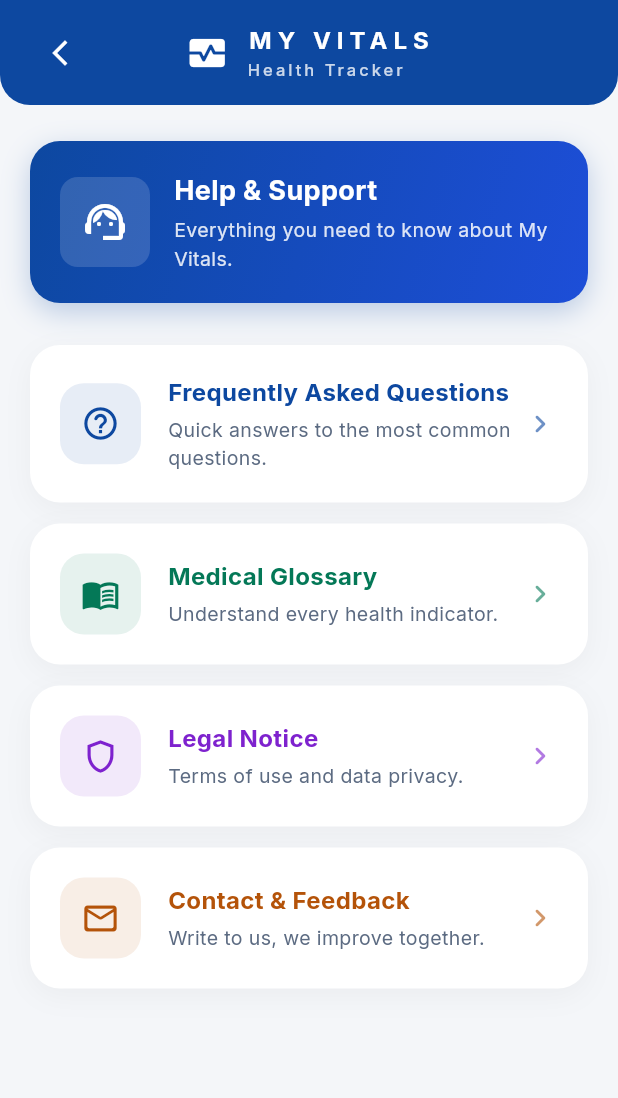
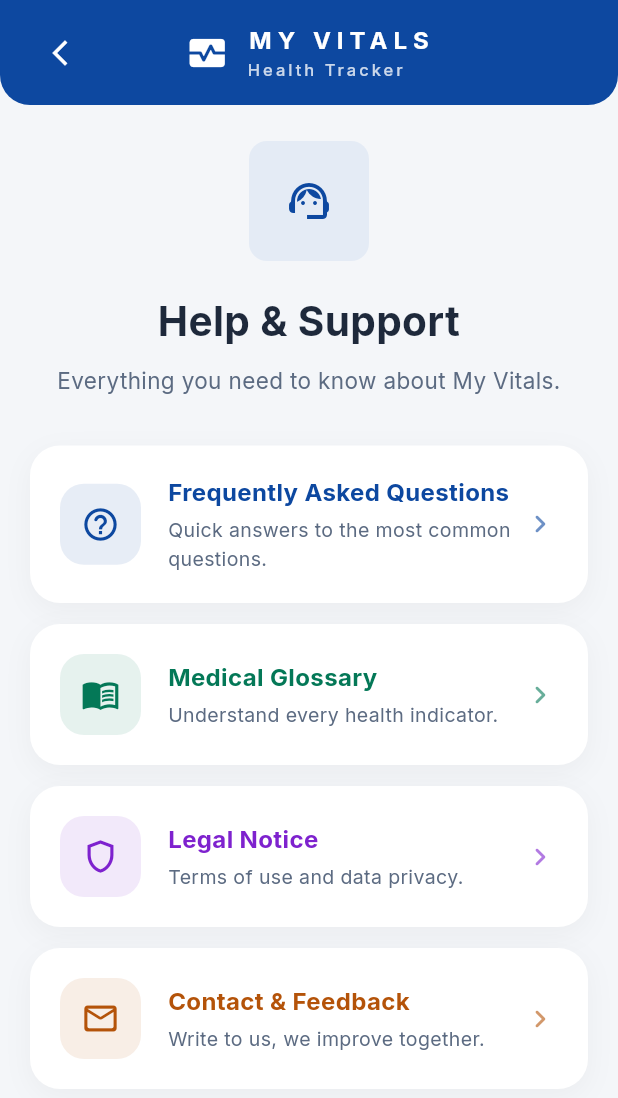
Before and after one commit to yesithv/healthtracker-app, a Flutter app: the HelpSupportScreen screen opened by its route, on a phone screen of 412 x 824 dp. Shown: the top 1098 px of the screen. Run offline on Flutter 3.47's test engine with Material 3 defaults, Android fonts, the phone set to English and light mode, and no system bars; our stand-ins replace csv, file_picker, fl_chart, flutter_local_notifications, flutter_timezone, go_router and 9 more; accounts and stored records are empty; project files that could hold a hidden picture were left out.

Commit message:
Unificar encabezado de submenús de Perfil con widget reutilizable
Extrae el bloque de encabezado (ícono redondo + título + descripción
centrados) de SettingsPageLayout a un nuevo widget reutilizable
SettingsPageHeader, y hace que SettingsPageLayout lo componga para no
duplicar el maquetado.

Aplica ese encabezado a los submenús de Perfil que no seguían el patrón
(barra superior con el nombre de la app + canvas con ícono/título/
descripción/opciones):

- Cuentas y sincronización: añade el encabezado y elimina el título en
  negrita alineado a la izquierda.
- Dispositivo de medición: reemplaza el AppBar plano (que mostraba el
  nombre de la pantalla) por SecondaryAppBar y añade el encabezado.
- Metas de salud, Copia de datos y Ayuda y soporte: añaden el encabezado
  centrado (Ayuda sustituye su tarjeta hero con degradado).

Agrega las claves de traducción accountSyncDescription,
deviceScreenDescription y goalsScreenDescription en los cinco idiomas
(en, es, de, it, pt) y regenera las localizaciones.

Co-Authored-By: Claude Opus 4.8 <noreply@anthropic.com>
Claude-Session: https://claude.ai/code/session_01MZiCYFoWmno9Crwdda3UKT

```diff
--- /dev/null
+++ b/lib/core/widgets/settings_page_header.dart
@@ -0,0 +1,60 @@
+import 'package:flutter/material.dart';
+import 'package:myvitals_healthtracker_app/core/theme/theme_context.dart';
+import 'package:myvitals_healthtracker_app/core/widgets/icon_badge.dart';
+
+/// EL ENCABEZADO COMÚN de una pantalla de submenú: ícono redondo centrado,
+/// título y descripción. Es el bloque que abre casi todas las pantallas de
+/// Perfil, así que vive en un solo sitio y se reutiliza en todas partes.
+///
+/// `SettingsPageLayout` lo compone para las pantallas con botón «Guardar», y
+/// las pantallas tipo hub (cuenta, dispositivo, metas, copia, ayuda) lo usan
+/// directamente encima de su contenido, sin repetir el maquetado.
+///
+/// El [title] y la [description] llegan ya localizados por quien lo usa (igual
+/// que en `SettingsPageLayout`), para no atar el widget a una clave concreta.
+class SettingsPageHeader extends StatelessWidget {
+  final IconData icon;
+  final String title;
+  final String description;
+
+  const SettingsPageHeader({
+    super.key,
+    required this.icon,
+    required this.title,
+    required this.description,
+  });
+
+  @override
+  Widget build(BuildContext context) {
+    final theme = Theme.of(context);
+    final surfaces = theme.surfaces;
+
+    return Column(
+      // Centrado como en SettingsPageLayout. El texto descriptivo ocupa el
+      // ancho disponible, así que el bloque queda centrado aunque el padre
+      // alinee su contenido a la izquierda (p. ej. Metas de salud).
+      children: [
+        // El ICONO es el mismo en todos los temas; sólo cambia su vestido.
+        IconBadge(
+          icon,
+          color: surfaces.brand,
+          background: surfaces.selection,
+          size: 80,
+          iconSize: 32,
+        ),
+        const SizedBox(height: 24),
+        Text(
+          title,
+          textAlign: TextAlign.center,
+          style: theme.type.screenTitle,
+        ),
+        const SizedBox(height: 12),
+        Text(
+          description,
+          textAlign: TextAlign.center,
+          style: theme.type.body,
+        ),
+      ],
+    );
+  }
+}
--- a/lib/features/profile/presentation/screens/help_support_screen.dart
+++ b/lib/features/profile/presentation/screens/help_support_screen.dart
@@ -4,6 +4,7 @@ import 'package:myvitals_healthtracker_app/core/theme/tokens/content_palette.dar
 import 'package:go_router/go_router.dart';
 import 'package:myvitals_healthtracker_app/l10n/generated/app_localizations.dart';
 import '../../../../core/widgets/secondary_app_bar.dart';
+import '../../../../core/widgets/settings_page_header.dart';
 import 'package:myvitals_healthtracker_app/core/widgets/icon_badge.dart';
 
 class HelpSupportScreen extends StatelessWidget {
@@ -56,60 +57,13 @@ class HelpSupportScreen extends StatelessWidget {
             child: ListView(
               padding: const EdgeInsets.symmetric(horizontal: 20, vertical: 24),
               children: [
-                // Header description
-                Container(
-                  padding: const EdgeInsets.all(20),
-                  decoration: BoxDecoration(
-                    gradient: LinearGradient(
-                      colors: [surfaces.brand, clinical.info.accent],
-                      begin: Alignment.topLeft,
-                      end: Alignment.bottomRight,
-                    ),
-                    borderRadius: BorderRadius.circular(20),
-                    boxShadow: surfaces.glow(
-                      surfaces.brand,
-                      alpha: 0.25,
-                      blur: 16,
-                      offset: const Offset(0, 6),
-                    ),
-                  ),
-                  child: Row(
-                    children: [
-                      IconBadge(
-                        Icons.support_agent,
-                        color: surfaces.card,
-                        background: surfaces.onBrand.withValues(alpha: 0.15),
-                        padding: 14,
-                        iconSize: 32,
-                      ),
-                      const SizedBox(width: 16),
-                      Expanded(
-                        child: Column(
-                          crossAxisAlignment: CrossAxisAlignment.start,
-                          children: [
-                            Text(
-                              l10n.helpSupportPageTitle,
-                              style: TextStyle(
-                                fontSize: 18,
-                                fontWeight: FontWeight.bold,
-                                color: surfaces.card,
-                              ),
-                            ),
-                            const SizedBox(height: 4),
-                            Text(
-                              l10n.helpSupportPageDescription,
-                              style: TextStyle(
-                                fontSize: 13,
-                                color: surfaces.onBrand.withValues(alpha: 0.85),
-                              ),
-                            ),
-                          ],
-                        ),
-                      ),
-                    ],
-                  ),
+                // Encabezado común: ícono + título + descripción centrados.
+                SettingsPageHeader(
+                  icon: Icons.support_agent,
+                  title: l10n.helpSupportPageTitle,
+                  description: l10n.helpSupportPageDescription,
                 ),
-                const SizedBox(height: 28),
+                const SizedBox(height: 32),
 
                 // Section cards
                 ...sections.map((s) => _buildSectionCard(context, s)),
--- a/lib/l10n/app_de.arb
+++ b/lib/l10n/app_de.arb
@@ -245,6 +245,7 @@
   "unlockAppToContinue": "Zum Fortfahren entsperren",
   "biometricNotAvailable": "Biometrie auf diesem Gerät nicht verfügbar.",
   "healthGoalsTitle": "Gesundheitsziele",
+  "goalsScreenDescription": "Lege deine Zielwerte fest und verfolge deinen Fortschritt.",
   "healthGoalsDescription": "Legen Sie Ihre medizinischen Ziele fest, um Ihren Fortschritt zu verfolgen.",
   "medicalGoalsToggle": "Medizinische Ziele aktivieren",
   "medicalGoalsSubtitle": "Aktivieren Sie diese Option, um Gewichts- und Körperziele festzulegen",
@@ -524,6 +525,7 @@
     }
   },
   "accountSyncTitle": "Konto und Synchronisierung",
+  "accountSyncDescription": "Melde dich an und synchronisiere deine Einträge mit dem Server.",
   "accountYourAccount": "Dein Konto",
   "accountPendingBody": "Deine Daten liegen auf diesem Gerät. Das Konto muss noch auf dem Server angelegt werden.",
   "accountLoggedOutBody": "Melde dich an, wenn du bereits Patient bist, oder registriere dich.",
@@ -543,6 +545,7 @@
   "accountNameLabel": "Name",
   "accountEmailLabel": "E-Mail",
   "deviceScreenTitle": "Mein Messgerät",
+  "deviceScreenDescription": "Wähle die Waage, die du nutzt, damit wir deine Messungen einordnen können.",
   "deviceNoneTitle": "Ich benutze keine",
   "deviceNoneSubtitle": "Ich erfasse nur manuelle Messwerte (Gewicht, Taille, Größe).",
   "deviceNoneSaved": "Gespeichert: Du nutzt keine Bioimpedanz.",
--- a/lib/l10n/app_en.arb
+++ b/lib/l10n/app_en.arb
@@ -283,6 +283,7 @@
   "unlockAppToContinue": "Unlock to continue",
   "biometricNotAvailable": "Biometrics not available on this device.",
   "healthGoalsTitle": "Health Goals",
+  "goalsScreenDescription": "Set your target values and track your progress.",
   "healthGoalsDescription": "Set your medical objectives to track your progress.",
   "medicalGoalsToggle": "Enable Medical Goals",
   "medicalGoalsSubtitle": "Enable to set weight and body composition goals",
@@ -576,6 +577,7 @@
     }
   },
   "accountSyncTitle": "Account and sync",
+  "accountSyncDescription": "Sign in and sync your records with the server.",
   "accountYourAccount": "Your account",
   "accountPendingBody": "Your data is on this device. The account still has to be created on the server.",
   "accountLoggedOutBody": "Sign in if you are already a patient, or register to get started.",
@@ -595,6 +597,7 @@
   "accountNameLabel": "Name",
   "accountEmailLabel": "Email",
   "deviceScreenTitle": "My measuring device",
+  "deviceScreenDescription": "Choose the scale you use so we can interpret your measurements.",
   "deviceNoneTitle": "I don’t use one",
   "deviceNoneSubtitle": "I will only record manual measurements (weight, waist, height).",
   "deviceNoneSaved": "Saved: you don’t use bioimpedance.",
--- a/lib/l10n/app_es.arb
+++ b/lib/l10n/app_es.arb
@@ -264,6 +264,7 @@
   "unlockAppToContinue": "Desbloquea para continuar",
   "biometricNotAvailable": "Biometría no disponible en este dispositivo.",
   "healthGoalsTitle": "Metas de Salud",
+  "goalsScreenDescription": "Define tus valores objetivo y sigue tu progreso.",
   "healthGoalsDescription": "Establece tus objetivos médicos para hacer un seguimiento de tu progreso.",
   "medicalGoalsToggle": "Activar Objetivos médicos",
   "medicalGoalsSubtitle": "Habilitar para establecer metas de peso y composición corporal",
@@ -593,6 +594,7 @@
     }
   },
   "accountSyncTitle": "Cuenta y sincronización",
+  "accountSyncDescription": "Inicia sesión y sincroniza tus registros con el servidor.",
   "@accountSyncTitle": {
     "description": "accountSyncTitle"
   },
@@ -663,6 +665,7 @@
     "description": "accountEmailLabel"
   },
   "deviceScreenTitle": "Mi dispositivo de medición",
+  "deviceScreenDescription": "Elige la báscula que usas para interpretar tus mediciones.",
   "@deviceScreenTitle": {
     "description": "deviceScreenTitle"
   },
--- a/lib/l10n/app_it.arb
+++ b/lib/l10n/app_it.arb
@@ -262,6 +262,7 @@
   "unlockAppToContinue": "Sblocca per continuare",
   "biometricNotAvailable": "Biometria non disponibile su questo dispositivo.",
   "healthGoalsTitle": "Obiettivi di Salute",
+  "goalsScreenDescription": "Imposta i tuoi valori obiettivo e monitora i tuoi progressi.",
   "healthGoalsDescription": "Imposta i tuoi obiettivi medici per misurare i tuoi progressi.",
   "medicalGoalsToggle": "Abilita Obiettivi Medici",
   "medicalGoalsSubtitle": "Abilita per impostare obiettivi di peso e composizione corporea",
@@ -541,6 +542,7 @@
     }
   },
   "accountSyncTitle": "Account e sincronizzazione",
+  "accountSyncDescription": "Accedi e sincronizza i tuoi dati con il server.",
   "accountYourAccount": "Il tuo account",
   "accountPendingBody": "I tuoi dati sono su questo dispositivo. Manca creare l’account sul server.",
   "accountLoggedOutBody": "Accedi se sei già paziente, oppure registrati per iniziare.",
@@ -560,6 +562,7 @@
   "accountNameLabel": "Nome",
   "accountEmailLabel": "Email",
   "deviceScreenTitle": "Il mio dispositivo di misura",
+  "deviceScreenDescription": "Scegli la bilancia che usi per interpretare le tue misurazioni.",
   "deviceNoneTitle": "Non ne uso nessuna",
   "deviceNoneSubtitle": "Registrerò solo misure manuali (peso, vita, altezza).",
   "deviceNoneSaved": "Salvato: non usi la bioimpedenza.",
--- a/lib/l10n/app_pt.arb
+++ b/lib/l10n/app_pt.arb
@@ -245,6 +245,7 @@
   "unlockAppToContinue": "Desbloqueie para continuar",
   "biometricNotAvailable": "Biometria não disponível neste dispositivo.",
   "healthGoalsTitle": "Metas de Saúde",
+  "goalsScreenDescription": "Define os teus valores-alvo e acompanha o teu progresso.",
   "healthGoalsDescription": "Defina seus objetivos médicos para acompanhar seu progresso.",
   "medicalGoalsToggle": "Ativar Objetivos Médicos",
   "medicalGoalsSubtitle": "Habilite para definir metas de peso e composição corporal",
@@ -524,6 +525,7 @@
     }
   },
   "accountSyncTitle": "Conta e sincronização",
+  "accountSyncDescription": "Inicie sessão e sincronize os seus registos com o servidor.",
   "accountYourAccount": "A sua conta",
   "accountPendingBody": "Os seus dados estão neste dispositivo. Falta criar a conta no servidor.",
   "accountLoggedOutBody": "Inicie sessão se já é paciente, ou registe-se para começar.",
@@ -543,6 +545,7 @@
   "accountNameLabel": "Nome",
   "accountEmailLabel": "Email",
   "deviceScreenTitle": "O meu dispositivo de medição",
+  "deviceScreenDescription": "Escolhe a balança que usas para interpretar as tuas medições.",
   "deviceNoneTitle": "Não uso nenhuma",
   "deviceNoneSubtitle": "Vou registar apenas medidas manuais (peso, cintura, altura).",
   "deviceNoneSaved": "Guardado: não usa bioimpedância.",
```
Also changed, not shown: lib/core/widgets/settings_page_layout.dart (+7 -20 lines), lib/features/account/presentation/screens/account_sync_screen.dart (+18 -10 lines), lib/features/profile/presentation/screens/data_backup_screen.dart (+8 -0 lines), lib/features/profile/presentation/screens/health_goals_screen.dart (+8 -0 lines), lib/features/profile/presentation/screens/measuring_device_screen.dart (+10 -6 lines), lib/l10n/generated/app_localizations.dart, lib/l10n/generated/app_localizations_de.dart, lib/l10n/generated/app_localizations_en.dart, lib/l10n/generated/app_localizations_es.dart, lib/l10n/generated/app_localizations_it.dart, lib/l10n/generated/app_localizations_pt.dart.
